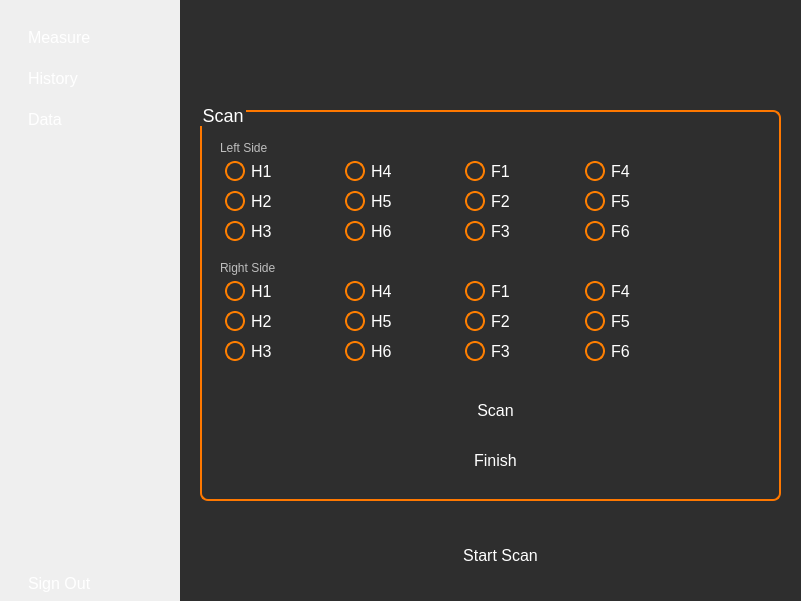
First picture: the form in appwidget.ui, repository ImKirihara/RaDoTechDemo, before the edit.
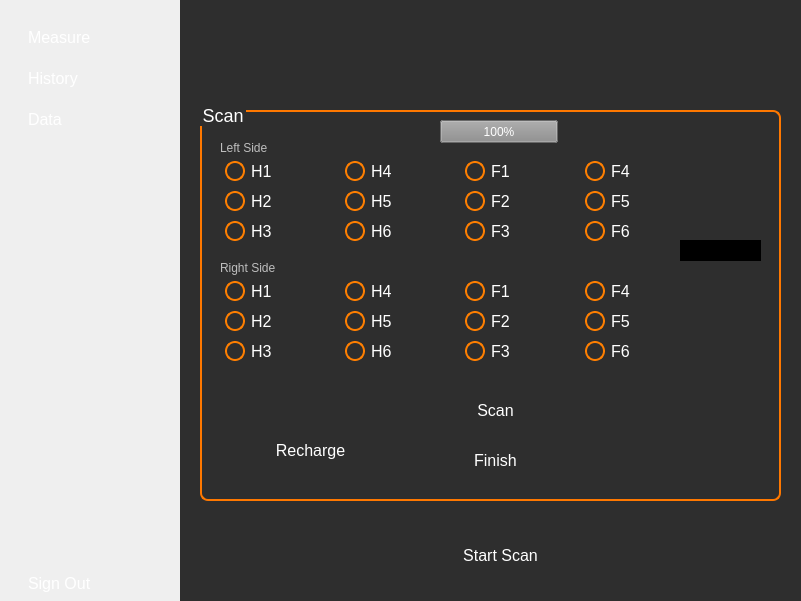
Second picture: the form after the edit. The open tabs and pages were chosen to show the change. Custom widgets are drawn as their Qt base class.

Commit message: Added radotech device detection and battery level

Diff of the .ui file:
```diff
--- a/appwidget.ui
+++ b/appwidget.ui
@@ -512,6 +512,51 @@
        <string>Right Side</string>
       </property>
      </widget>
+     <widget class="RaDoTechDevice" name="r_device" native="true">
+      <property name="geometry">
+       <rect>
+        <x>490</x>
+        <y>140</y>
+        <width>81</width>
+        <height>21</height>
+       </rect>
+      </property>
+      <property name="minimumSize">
+       <size>
+        <width>81</width>
+        <height>0</height>
+       </size>
+      </property>
+      <property name="styleSheet">
+       <string notr="true">background-color: black;</string>
+      </property>
+     </widget>
+     <widget class="QProgressBar" name="batteryBar">
+      <property name="geometry">
+       <rect>
+        <x>250</x>
+        <y>20</y>
+        <width>118</width>
+        <height>23</height>
+       </rect>
+      </property>
+      <property name="value">
+       <number>100</number>
+      </property>
+     </widget>
+     <widget class="QPushButton" name="rechargeButton">
+      <property name="geometry">
+       <rect>
+        <x>60</x>
+        <y>330</y>
+        <width>121</width>
+        <height>41</height>
+       </rect>
+      </property>
+      <property name="text">
+       <string>Recharge</string>
+      </property>
+     </widget>
     </widget>
    </widget>
    <widget class="QWidget" name="historyPage">
@@ -1697,6 +1742,14 @@
    </layout>
   </widget>
  </widget>
+ <customwidgets>
+  <customwidget>
+   <class>RaDoTechDevice</class>
+   <extends>QWidget</extends>
+   <header>radotechdevice.h</header>
+   <container>1</container>
+  </customwidget>
+ </customwidgets>
  <resources/>
  <connections/>
 </ui>
```
Left out of the diff: 74 changed lines with no effect on the pictures. The commit also changes 5 other files.
